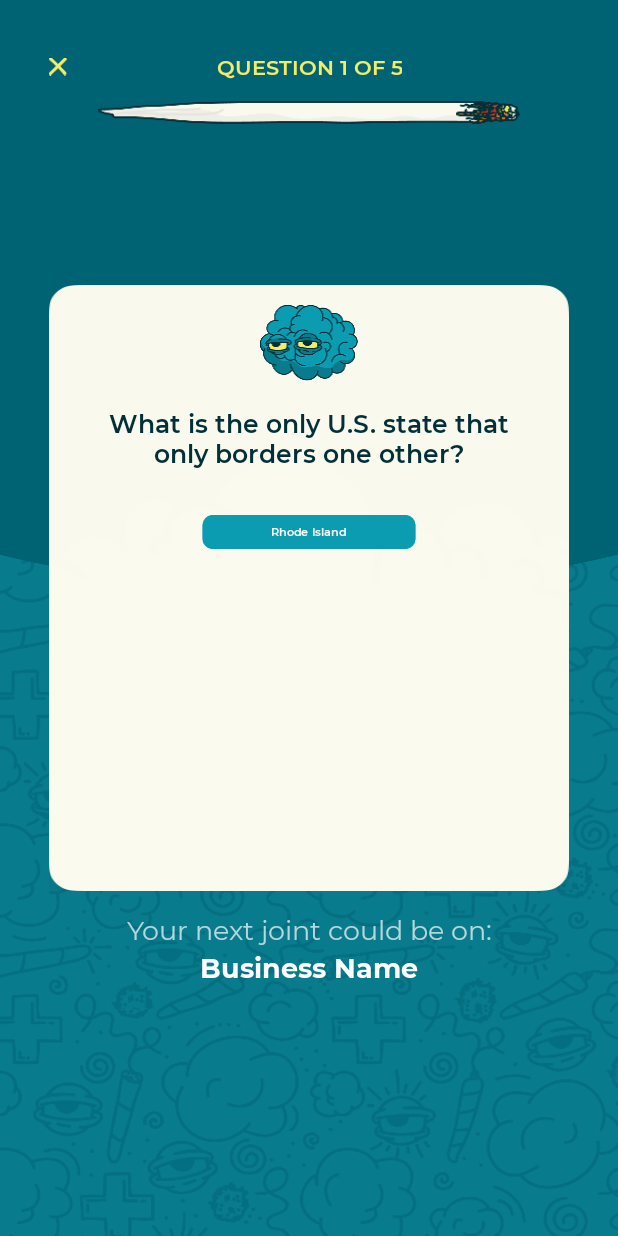
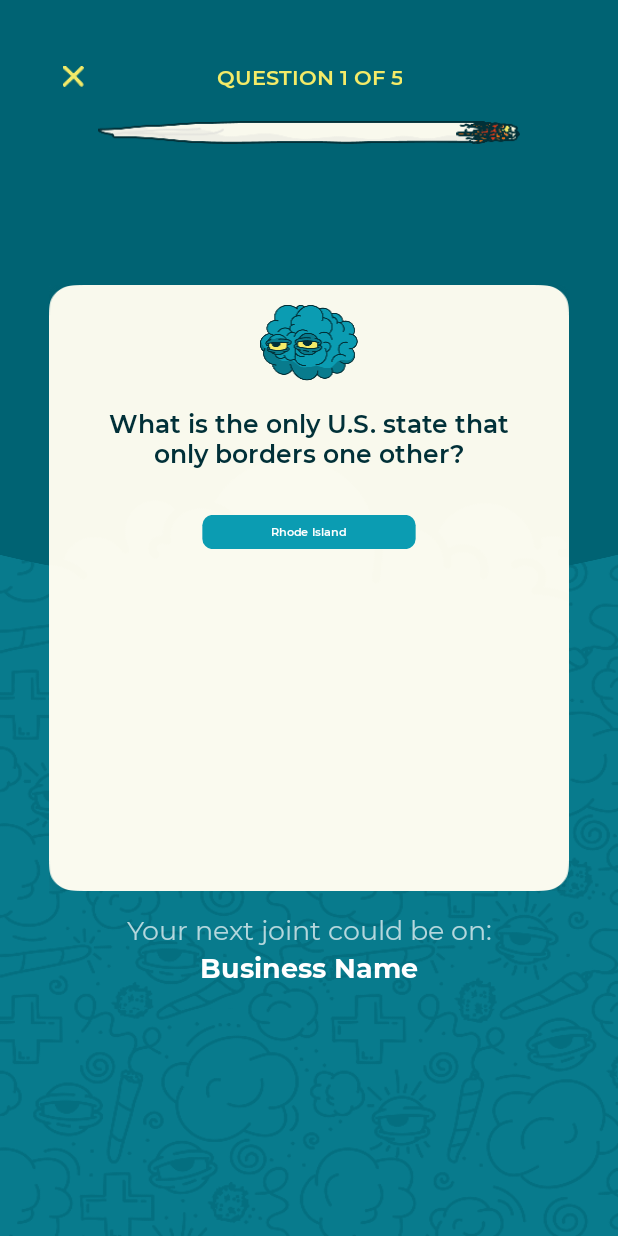
Before and after one commit to Daniel-Jefferson/dbc-android, an Android app: the QuizActivity screen opened directly, with no data from a screen before it, on a phone screen of 412 x 824 dp. Run offline under Robolectric (Android 15) with nearby library versions, the light colour scheme and no system bars; our stand-ins replace ButterKnife, sdp/ssp sizes; libraries missing offline, so code that uses them is left out: com.facebook.drawee, com.github.piasy.fresco, com.nostra13.universalimageloader, io.michaelrocks.libphonenumber; network calls fail; 7 statements that could not run were skipped.

Commit message:
complete to add padding to close, back button

```diff
--- a/app/src/main/res/layout/activity_inbox.xml
+++ b/app/src/main/res/layout/activity_inbox.xml
@@ -34,8 +34,9 @@
 
                 <ImageView
                     android:id="@+id/iv_back"
-                    android:layout_width="wrap_content"
-                    android:layout_height="wrap_content"
+                    android:layout_width="@dimen/_25sdp"
+                    android:layout_height="@dimen/_25sdp"
+                    android:padding="@dimen/_7sdp"
                     android:layout_centerVertical="true"
                     android:layout_marginStart="@dimen/_20sdp"
                     android:background="?attr/selectableItemBackgroundBorderless"
--- a/app/src/main/res/layout/activity_notification_settings.xml
+++ b/app/src/main/res/layout/activity_notification_settings.xml
@@ -25,9 +25,9 @@
 
             <ImageView
                 android:id="@+id/iv_back"
-                android:layout_width="@dimen/_20sdp"
-                android:layout_height="@dimen/_20sdp"
-                android:padding="@dimen/_5sdp"
+                android:layout_width="@dimen/_25sdp"
+                android:layout_height="@dimen/_25sdp"
+                android:padding="@dimen/_7sdp"
                 android:layout_centerVertical="true"
                 android:layout_marginStart="@dimen/_15sdp"
                 android:background="?attr/selectableItemBackgroundBorderless"
--- a/app/src/main/res/layout/activity_profile.xml
+++ b/app/src/main/res/layout/activity_profile.xml
@@ -34,9 +34,9 @@
 
                     <ImageView
                         android:id="@+id/iv_back"
-                        android:layout_width="@dimen/_20sdp"
-                        android:layout_height="@dimen/_20sdp"
-                        android:padding="@dimen/_5sdp"
+                        android:layout_width="@dimen/_25sdp"
+                        android:layout_height="@dimen/_25sdp"
+                        android:padding="@dimen/_7sdp"
                         android:layout_centerVertical="true"
                         android:layout_marginStart="@dimen/_15sdp"
                         android:background="?attr/selectableItemBackgroundBorderless"
--- a/app/src/main/res/layout/activity_quiz.xml
+++ b/app/src/main/res/layout/activity_quiz.xml
@@ -159,19 +159,25 @@
                     style="@style/AppTheme.Widget.TextView.Transparent"
                     android:layout_width="match_parent"
                     android:layout_height="wrap_content"
+                    android:text="@string/your_next_joint_could_be_on"
                     android:textAlignment="center"
-                    android:textSize="@dimen/_14ssp"
-                    android:text="@string/your_next_joint_could_be_on" />
+                    android:textSize="@dimen/_14ssp" />
+
                 <TextView
                     android:id="@+id/tv_business_name"
                     style="@style/AppTheme.Widget.TextView.Bold"
                     android:layout_width="match_parent"
                     android:layout_height="wrap_content"
+                    android:text="Business Name"
                     android:textAlignment="center"
-                    android:textSize="@dimen/_14ssp"
-                    android:text="Business Name" />
+                    android:textSize="@dimen/_14ssp" />
             </LinearLayout>
         </LinearLayout>
+
+        <LinearLayout
+            android:layout_width="match_parent"
+            android:layout_height="wrap_content"
+            android:orientation="vertical">
 
             <RelativeLayout
                 android:layout_width="match_parent"
@@ -180,36 +186,35 @@
 
                 <ImageView
                     android:id="@+id/iv_cross"
-                android:layout_width="wrap_content"
-                android:layout_height="wrap_content"
-                android:layout_alignTop="@+id/tv_qns_no"
-                android:layout_alignBottom="@+id/tv_qns_no"
+                    android:layout_width="@dimen/_25sdp"
+                    android:layout_height="@dimen/_25sdp"
+                    android:layout_centerVertical="true"
                     android:layout_marginStart="@dimen/_25sdp"
                     android:background="?attr/selectableItemBackgroundBorderless"
+                    android:padding="@dimen/_7sdp"
                     android:src="@drawable/cross" />
+
+                <TextView
+                    android:id="@+id/tv_qns_no"
+                    style="@style/AppTheme.Widget.TextView.SemiBold"
+                    android:layout_centerHorizontal="true"
+                    android:layout_centerVertical="true"
+                    android:text="@string/question_number"
+                    android:textColor="@color/yellow_68"
+                    android:textSize="@dimen/_11sdp" />
+
+            </RelativeLayout>
 
             <ImageView
                 android:id="@+id/iv_progbar"
                 android:layout_width="match_parent"
                 android:layout_height="@dimen/_12sdp"
-                android:layout_below="@+id/tv_qns_no"
-                android:layout_centerHorizontal="true"
                 android:layout_marginStart="@dimen/_50sdp"
                 android:layout_marginTop="@dimen/_10sdp"
                 android:layout_marginEnd="@dimen/_50sdp"
                 android:background="@drawable/progbar_animation_list"
                 android:scaleType="fitXY" />
-
-            <TextView
-                android:id="@+id/tv_qns_no"
-                style="@style/AppTheme.Widget.TextView.SemiBold"
-                android:layout_centerHorizontal="true"
-                android:text="@string/question_number"
-                android:textColor="@color/yellow_68"
-                android:textSize="@dimen/_11sdp" />
-
-
-        </RelativeLayout>
+        </LinearLayout>
 
 
     </RelativeLayout>
--- a/app/src/main/res/layout/activity_search.xml
+++ b/app/src/main/res/layout/activity_search.xml
@@ -33,12 +33,12 @@
 
                     <ImageView
                         android:id="@+id/iv_back"
-                        android:layout_width="@dimen/_20sdp"
-                        android:layout_height="@dimen/_20sdp"
+                        android:layout_width="@dimen/_25sdp"
+                        android:layout_height="@dimen/_25sdp"
+                        android:padding="@dimen/_7sdp"
                         android:layout_centerVertical="true"
                         android:layout_marginStart="@dimen/_15sdp"
                         android:background="?attr/selectableItemBackgroundBorderless"
-                        android:padding="@dimen/_5sdp"
                         android:src="@drawable/ic_back"
                         android:tint="@color/yellow_68" />
 
--- a/app/src/main/res/layout/activity_settings.xml
+++ b/app/src/main/res/layout/activity_settings.xml
@@ -50,8 +50,9 @@
 
                         <ImageView
                             android:id="@+id/iv_back"
-                            android:layout_width="wrap_content"
-                            android:layout_height="wrap_content"
+                            android:layout_width="@dimen/_25sdp"
+                            android:layout_height="@dimen/_25sdp"
+                            android:padding="@dimen/_7sdp"
                             android:layout_centerVertical="true"
                             android:layout_marginStart="@dimen/_20sdp"
                             android:background="?attr/selectableItemBackgroundBorderless"
```
Also changed, not shown: app/src/main/res/layout/activity_game_sumarry.xml (+16 -7 lines). Lines whose indentation alone changed are shown as unchanged.
